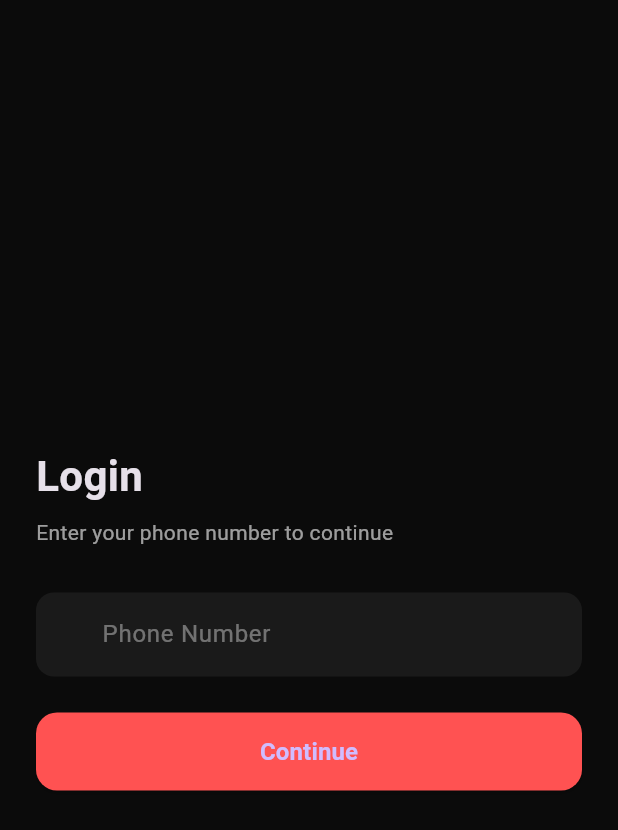
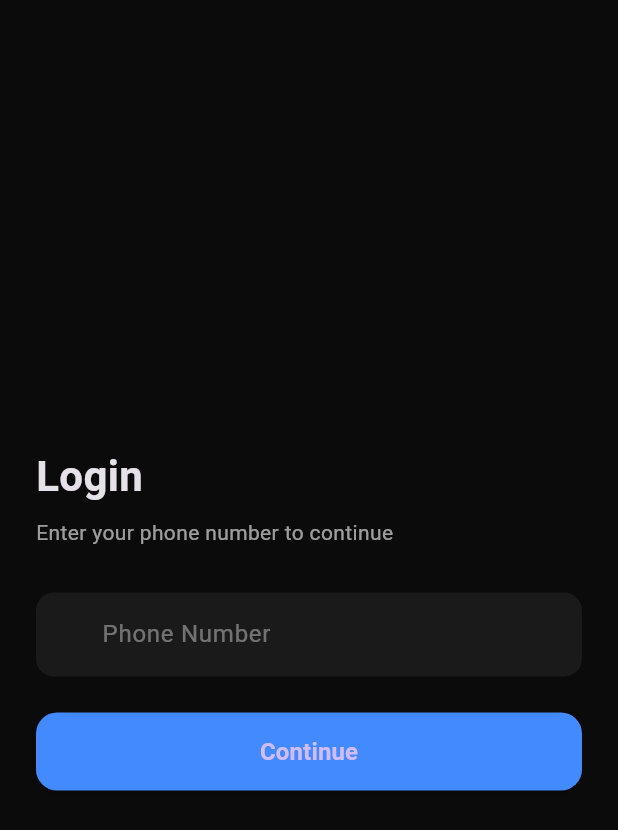
Before and after one commit to spark16x/fixo.go, a Flutter app: the screen it shows after launch, on a phone screen of 412 x 824 dp. Shown: the top 830 px of the screen. Run offline on Flutter 3.47's test engine with Material 3 defaults, Android fonts, the light colour scheme and no system bars.

Commit message:
update login.dart

```diff
--- a/app/lib/screens/login.dart
+++ b/app/lib/screens/login.dart
@@ -54,7 +54,7 @@ class LoginScreen extends StatelessWidget {
               height: 52,
               child: ElevatedButton(
                 style: ElevatedButton.styleFrom(
-                  backgroundColor: Colors.redAccent,
+                  backgroundColor: Colors.blueAccent,
                   shape: RoundedRectangleBorder(
                     borderRadius: BorderRadius.circular(14),
                   ),
```
